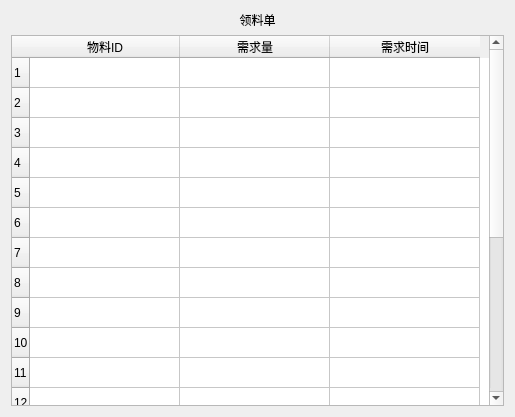
Above: jh/code/table-LingLiao.ui from joker20020/ERP before the change. Below: the same form after it.
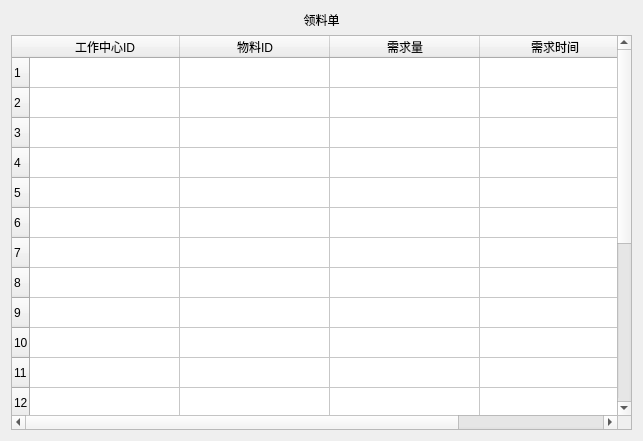
That is the form after the change.

```diff
--- a/jh/code/table-LingLiao.ui
+++ b/jh/code/table-LingLiao.ui
@@ -6,8 +6,8 @@
    <rect>
     <x>0</x>
     <y>0</y>
-    <width>515</width>
-    <height>417</height>
+    <width>643</width>
+    <height>441</height>
    </rect>
   </property>
   <property name="windowTitle">
@@ -61,6 +61,11 @@
      <row/>
      <row/>
      <row/>
+     <column>
+      <property name="text">
+       <string>工作中心ID</string>
+      </property>
+     </column>
      <column>
       <property name="text">
        <string>物料ID</string>
```
